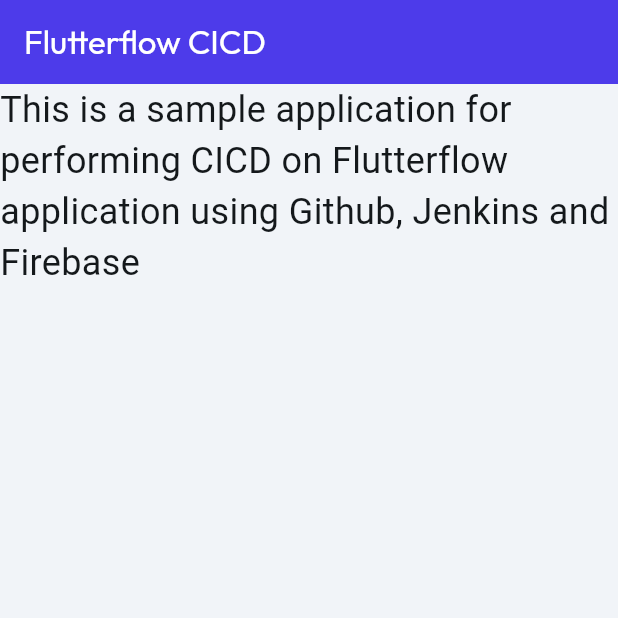
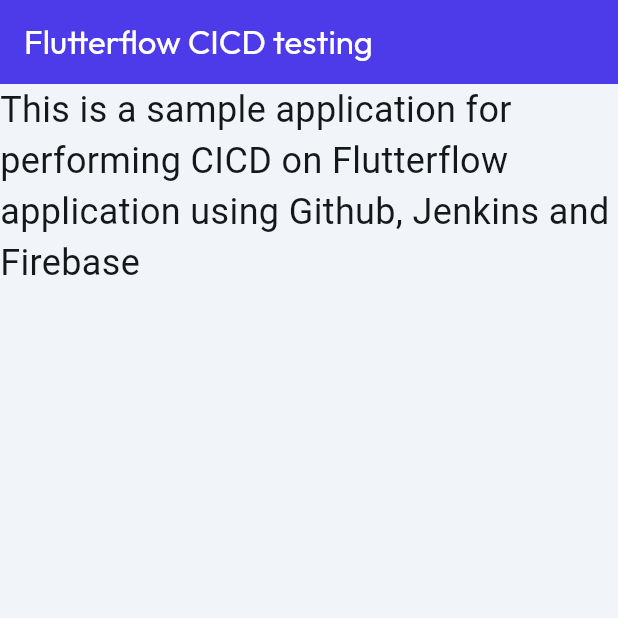
Before and after one commit to codearora/flutterflow-github, a Flutter app: the screen it shows after launch, on a phone screen of 412 x 824 dp, the top half of it. Run offline on Flutter 3.47's test engine with Material 3 defaults, Android fonts, the phone set to English and light mode, and no system bars; our stand-ins replace auto_size_text, font_awesome_flutter, from_css_color, go_router, google_fonts, page_transition and 2 more; missing offline and left inert: json_path; Roboto replaces fonts that are missing (Readex Pro).

Commit message:
changed title

```diff
--- a/lib/pages/home_page/home_page_widget.dart
+++ b/lib/pages/home_page/home_page_widget.dart
@@ -42,7 +42,7 @@
           backgroundColor: FlutterFlowTheme.of(context).primary,
           automaticallyImplyLeading: false,
           title: Text(
-            'Flutterflow CICD',
+            'Flutterflow CICD testing',
             style: FlutterFlowTheme.of(context).headlineMedium.override(
                   fontFamily: 'Outfit',
                   color: Colors.white,
```
